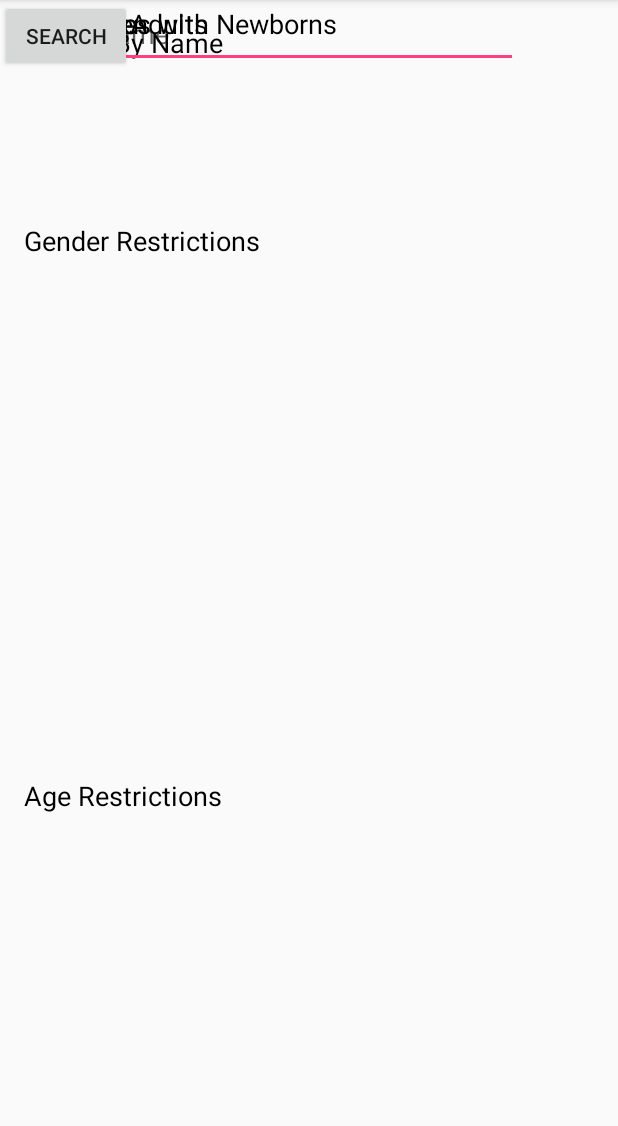
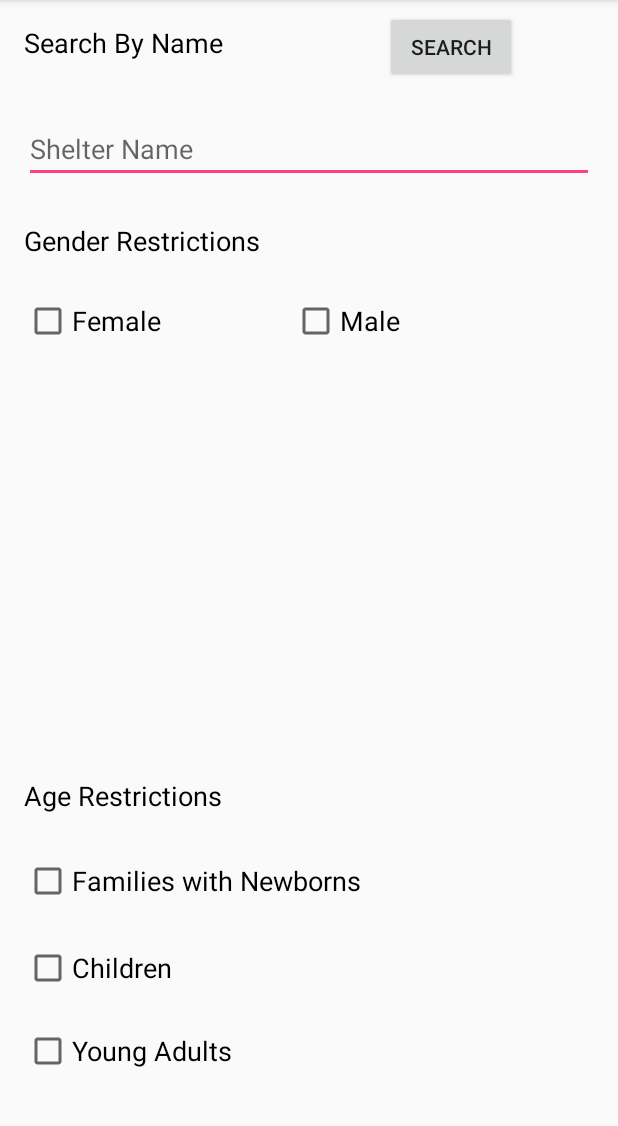
Before and after one commit to christopher-sun/DoYouNodeDeWey, an Android app: the SearchActivity screen opened directly, with no data from a screen before it, on a phone screen of 412 x 824 dp, the part 84-1210 px from its top. Run offline under Robolectric (Android 15) with nearby library versions, the phone set to English and light mode, and no system bars.

Commit message:
screen switching works

```diff
--- a/DoYouNodeDeWey/app/src/main/AndroidManifest.xml
+++ b/DoYouNodeDeWey/app/src/main/AndroidManifest.xml
@@ -27,6 +27,7 @@
         <activity android:name=".RegisterActivity" />
         <activity android:name=".ShelterInfoMainScreenActivity" />
         <activity android:name=".SearchActivity" />
+        <activity android:name=".SearchResultActivity" />
         <activity android:name=".DynamicInfoActivity"></activity>
     </application>
 
--- a/DoYouNodeDeWey/app/src/main/res/layout/activity_search.xml
+++ b/DoYouNodeDeWey/app/src/main/res/layout/activity_search.xml
@@ -51,66 +51,82 @@
 
         <EditText
             android:id="@+id/query"
-            android:layout_width="345dp"
+            android:layout_width="0dp"
             android:layout_height="wrap_content"
+            android:layout_marginEnd="16dp"
+            android:layout_marginStart="16dp"
+            android:layout_marginTop="21dp"
             android:ems="10"
             android:hint="Shelter Name"
             android:inputType="textPersonName"
-            tools:layout_editor_absoluteX="16dp"
-            tools:layout_editor_absoluteY="76dp" />
+            app:layout_constraintEnd_toEndOf="parent"
+            app:layout_constraintStart_toStartOf="parent"
+            app:layout_constraintTop_toBottomOf="@+id/search" />
 
         <Button
             android:id="@+id/search"
             android:layout_width="wrap_content"
             android:layout_height="wrap_content"
+            android:layout_marginEnd="67dp"
+            android:layout_marginTop="7dp"
             android:text="Search"
-            tools:layout_editor_absoluteX="229dp"
-            tools:layout_editor_absoluteY="7dp" />
+            app:layout_constraintEnd_toEndOf="parent"
+            app:layout_constraintTop_toTopOf="parent" />
 
         <CheckBox
             android:id="@+id/female"
             android:layout_width="wrap_content"
             android:layout_height="wrap_content"
+            android:layout_marginStart="16dp"
+            android:layout_marginTop="25dp"
             android:text="Female"
             android:textSize="18sp"
-            tools:layout_editor_absoluteX="16dp"
-            tools:layout_editor_absoluteY="198dp" />
+            app:layout_constraintStart_toStartOf="parent"
+            app:layout_constraintTop_toBottomOf="@+id/genderRestrictions" />
 
         <CheckBox
             android:id="@+id/male"
             android:layout_width="wrap_content"
             android:layout_height="wrap_content"
+            android:layout_marginStart="21dp"
+            android:layout_marginTop="25dp"
             android:text="Male"
             android:textSize="18sp"
-            tools:layout_editor_absoluteX="194dp"
-            tools:layout_editor_absoluteY="198dp" />
+            app:layout_constraintStart_toEndOf="@+id/genderRestrictions"
+            app:layout_constraintTop_toBottomOf="@+id/genderRestrictions" />
 
         <CheckBox
             android:id="@+id/families"
             android:layout_width="wrap_content"
             android:layout_height="wrap_content"
+            android:layout_marginBottom="26dp"
+            android:layout_marginStart="16dp"
             android:text="Families with Newborns"
             android:textSize="18sp"
-            tools:layout_editor_absoluteX="16dp"
-            tools:layout_editor_absoluteY="315dp" />
+            app:layout_constraintBottom_toTopOf="@+id/children"
+            app:layout_constraintStart_toStartOf="parent" />
 
         <CheckBox
             android:id="@+id/children"
             android:layout_width="wrap_content"
             android:layout_height="wrap_content"
+            android:layout_marginBottom="23dp"
+            android:layout_marginStart="16dp"
             android:text="Children"
             android:textSize="18sp"
-            tools:layout_editor_absoluteX="16dp"
-            tools:layout_editor_absoluteY="373dp" />
+            app:layout_constraintBottom_toTopOf="@+id/youngAdults"
+            app:layout_constraintStart_toStartOf="parent" />
 
         <CheckBox
             android:id="@+id/youngAdults"
             android:layout_width="wrap_content"
             android:layout_height="wrap_content"
+            android:layout_marginBottom="51dp"
+            android:layout_marginStart="16dp"
             android:text="Young Adults"
             android:textSize="18sp"
-            tools:layout_editor_absoluteX="16dp"
-            tools:layout_editor_absoluteY="428dp" />
+            app:layout_constraintBottom_toBottomOf="parent"
+            app:layout_constraintStart_toStartOf="parent" />
 
     </android.support.constraint.ConstraintLayout>
 
```
